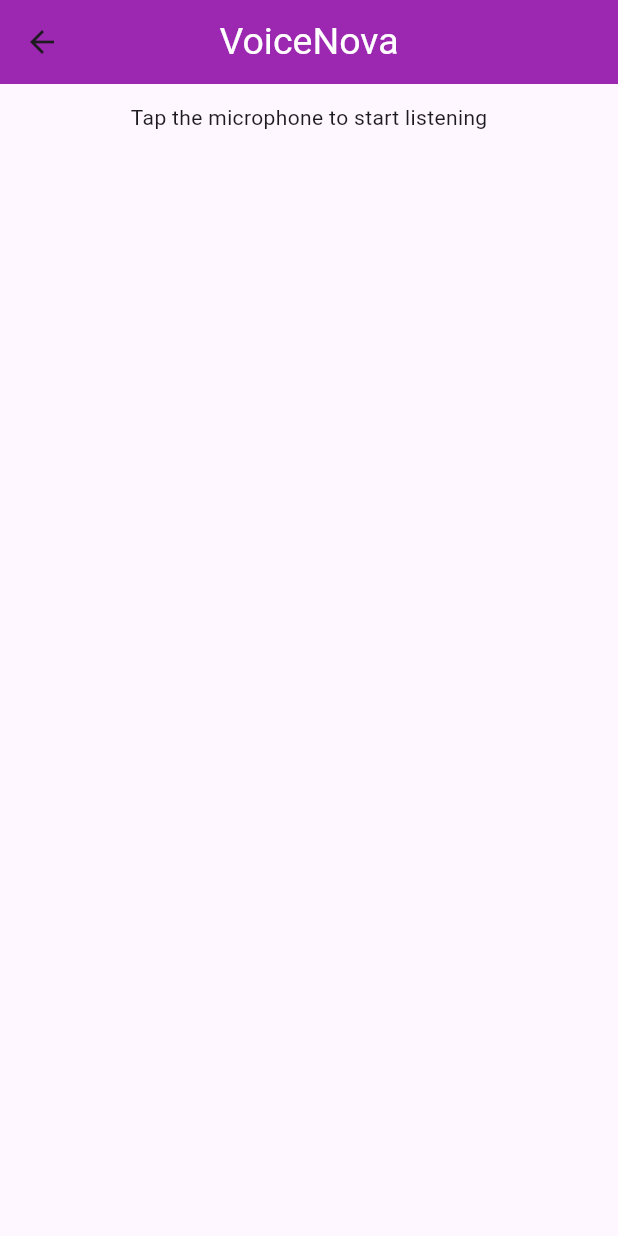
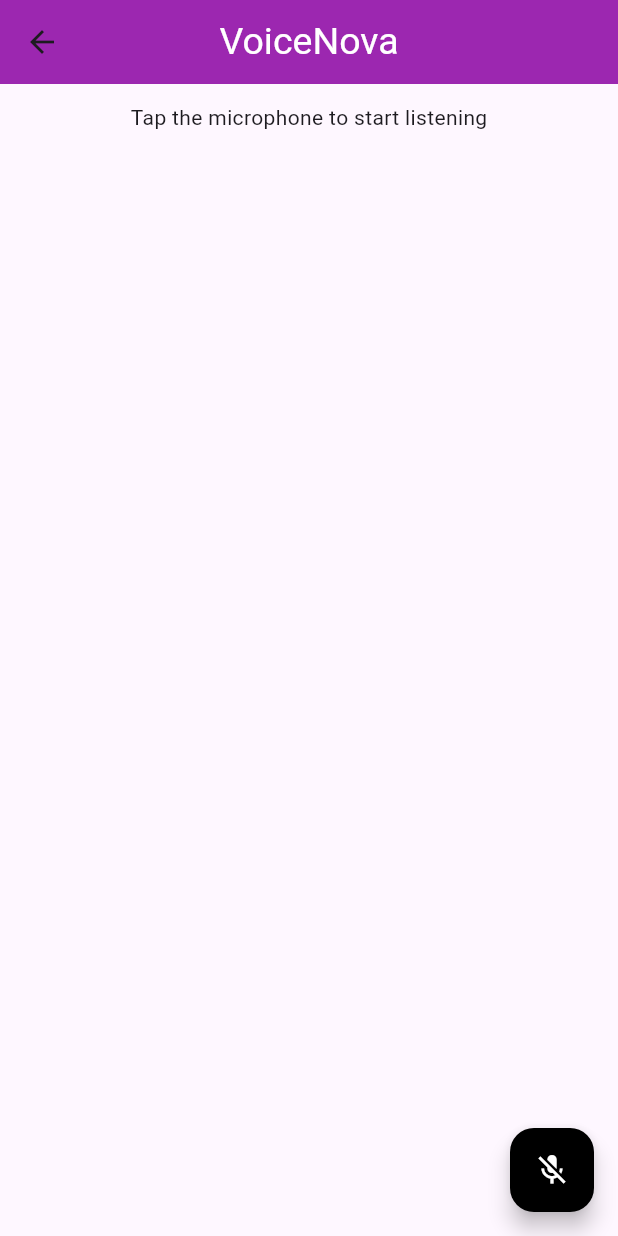
Before and after one commit to FavourTy/Voicenova, a Flutter app: the HomePage screen opened directly, on a phone screen of 412 x 824 dp. Run offline on Flutter 3.47's test engine with Material 3 defaults, Android fonts, the phone set to English and light mode, and no system bars; our stand-ins replace speech_to_text.

Commit message:
update UI

```diff
--- a/lib/screens/homePage.dart
+++ b/lib/screens/homePage.dart
@@ -24,8 +24,16 @@
 
   void startListening() async{
        await _speechToText.listen(onResult:_onSpeechResult );
+       setState(() {
+         _coonfidenceLevel = 0;
+       });
   }
+  void stopListening()async{
+     await _speechToText.stop();
+     setState(() {
 
+     });
+  }
   void _onSpeechResult (result){
     setState(() {
       _wordSpoken = "${result.recognizedWords}";
@@ -55,12 +63,21 @@
       child: Column(
         children: [
           Container(
-            padding: EdgeInsets.all(12.0),
+            padding: const EdgeInsets.all(12.0),
             child: Text(_speechToText.isListening ?"Listening": speechEnabled? "Tap the microphone to start listening": "Speech is not available"),
-
-          )
+          ),
+          Expanded(child: Container(
+            padding: const EdgeInsets.all(12.0),
+            child: Text(_wordSpoken),))
         ],
       ),
+    ),
+    floatingActionButton: FloatingActionButton(onPressed: _speechToText.isListening ? stopListening : startListening,
+    tooltip: "Listen",
+    backgroundColor: Colors.black,
+    child: Icon(_speechToText.isNotListening? Icons.mic_off : Icons.mic,
+    color: Colors.white,
+    ),
     ),
     );
   }
```
